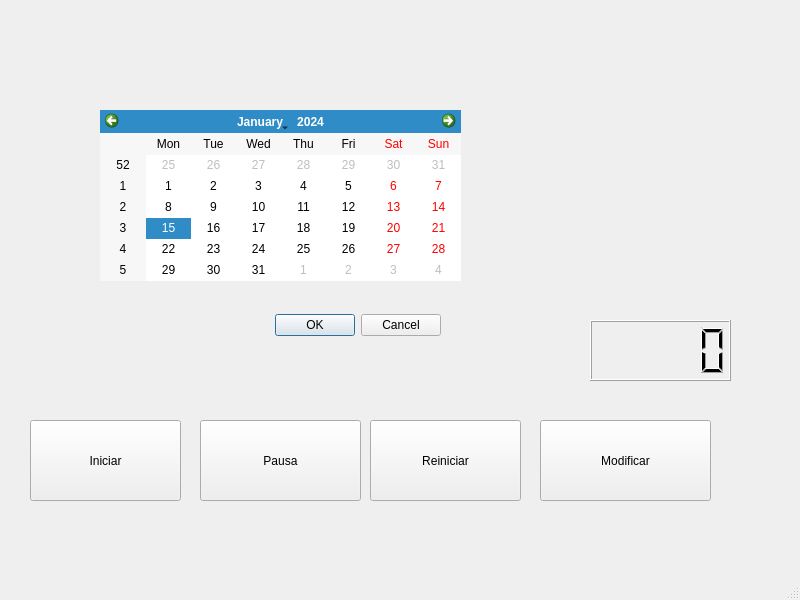
The window that ProyectoGalletas/ventanaprincipal.ui (Huevaldinho/ED-Proyecto1-Galletas) describes before a commit, drawn with Qt 5.
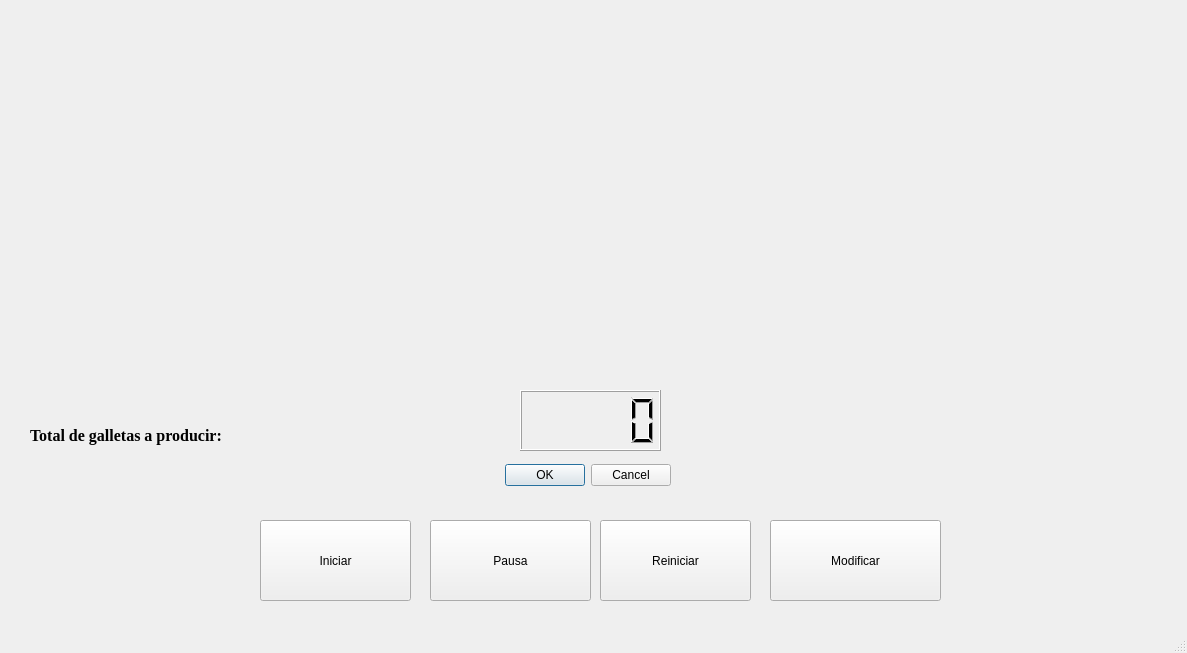
The same window after the commit.

```diff
--- a/ProyectoGalletas/ventanaprincipal.ui
+++ b/ProyectoGalletas/ventanaprincipal.ui
@@ -6,8 +6,8 @@
    <rect>
     <x>0</x>
     <y>0</y>
-    <width>800</width>
-    <height>600</height>
+    <width>1187</width>
+    <height>653</height>
    </rect>
   </property>
   <property name="windowTitle">
@@ -17,8 +17,8 @@
    <widget class="QPushButton" name="btn_Iniciar">
     <property name="geometry">
      <rect>
-      <x>30</x>
-      <y>420</y>
+      <x>260</x>
+      <y>520</y>
       <width>151</width>
       <height>81</height>
      </rect>
@@ -30,8 +30,8 @@
    <widget class="QPushButton" name="btn_Pausar">
     <property name="geometry">
      <rect>
-      <x>200</x>
-      <y>420</y>
+      <x>430</x>
+      <y>520</y>
       <width>161</width>
       <height>81</height>
      </rect>
@@ -43,8 +43,8 @@
    <widget class="QPushButton" name="btn_Reiniciar">
     <property name="geometry">
      <rect>
-      <x>370</x>
-      <y>420</y>
+      <x>600</x>
+      <y>520</y>
       <width>151</width>
       <height>81</height>
      </rect>
@@ -56,8 +56,8 @@
    <widget class="QPushButton" name="btn_Modificar">
     <property name="geometry">
      <rect>
-      <x>540</x>
-      <y>420</y>
+      <x>770</x>
+      <y>520</y>
       <width>171</width>
       <height>81</height>
      </rect>
@@ -69,8 +69,8 @@
    <widget class="QDialogButtonBox" name="buttonBox">
     <property name="geometry">
      <rect>
-      <x>270</x>
-      <y>290</y>
+      <x>500</x>
+      <y>440</y>
       <width>171</width>
       <height>71</height>
      </rect>
@@ -79,26 +79,55 @@
      <set>QDialogButtonBox::Cancel|QDialogButtonBox::Ok</set>
     </property>
    </widget>
-   <widget class="QCalendarWidget" name="calendarWidget">
-    <property name="geometry">
-     <rect>
-      <x>100</x>
-      <y>110</y>
-      <width>361</width>
-      <height>171</height>
-     </rect>
-    </property>
-   </widget>
    <widget class="QLCDNumber" name="lcdNumber">
     <property name="geometry">
      <rect>
-      <x>590</x>
-      <y>320</y>
+      <x>520</x>
+      <y>390</y>
       <width>141</width>
       <height>61</height>
      </rect>
     </property>
    </widget>
+   <widget class="QLabel" name="lbl_TextoTotalGalletas">
+    <property name="geometry">
+     <rect>
+      <x>30</x>
+      <y>410</y>
+      <width>281</width>
+      <height>51</height>
+     </rect>
+    </property>
+    <property name="font">
+     <font>
+      <family>Times New Roman</family>
+      <pointsize>12</pointsize>
+      <weight>75</weight>
+      <bold>true</bold>
+     </font>
+    </property>
+    <property name="text">
+     <string>Total de galletas a producir: </string>
+    </property>
+   </widget>
+   <widget class="QLabel" name="lbl_GalletasAProducir">
+    <property name="geometry">
+     <rect>
+      <x>280</x>
+      <y>420</y>
+      <width>191</width>
+      <height>31</height>
+     </rect>
+    </property>
+    <property name="font">
+     <font>
+      <pointsize>11</pointsize>
+     </font>
+    </property>
+    <property name="text">
+     <string/>
+    </property>
+   </widget>
   </widget>
   <widget class="QMenuBar" name="menubar">
    <property name="geometry">
```
Left out of the diff: 2 changed lines with no effect on the pictures.
